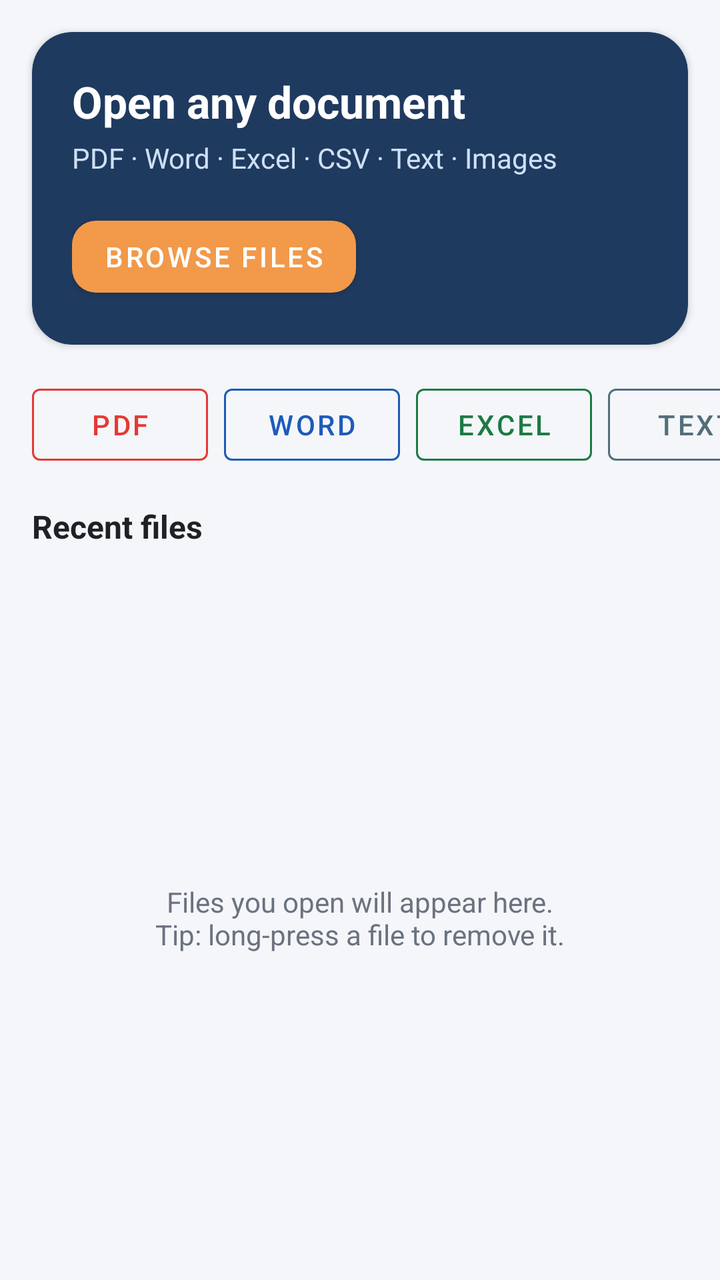
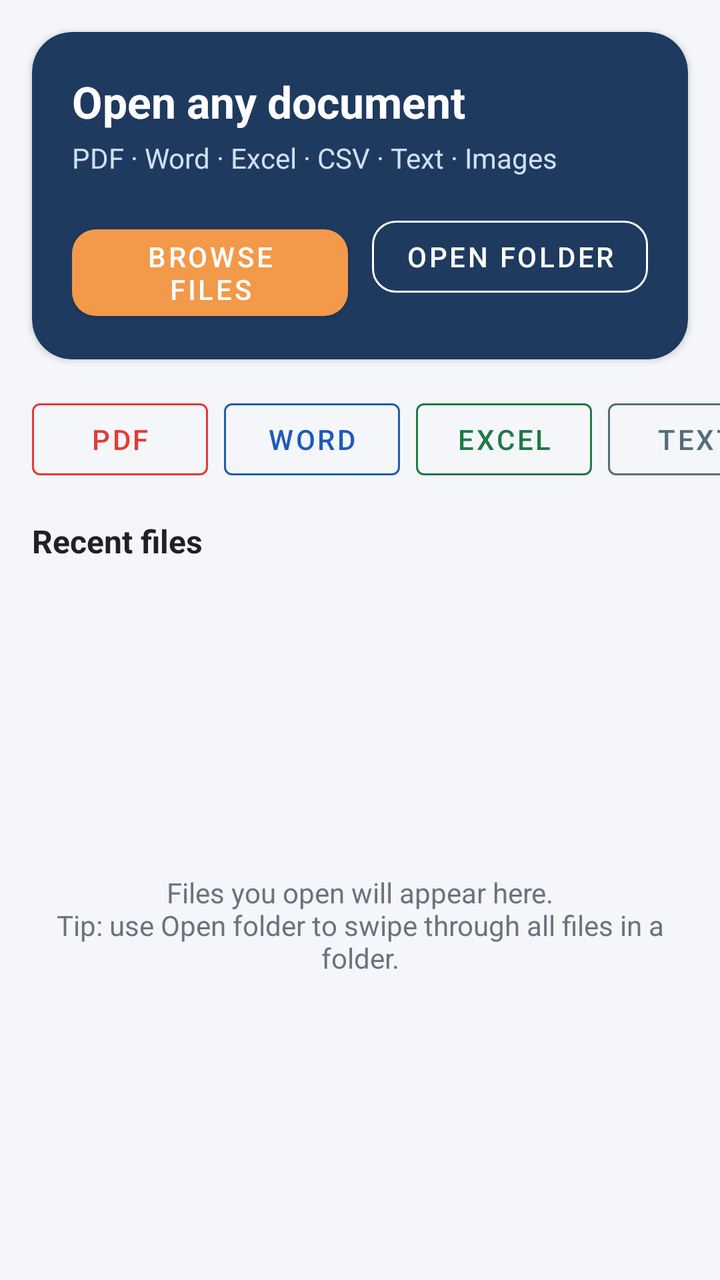

Compare the two renders of this Android layout. The source of the first and the diff that turns it into the second are given below.
<!-- AndroidManifest.xml: application theme Theme.SahaReader -->
<!-- res/layout/activity_main.xml -->
<?xml version="1.0" encoding="utf-8"?>
<LinearLayout xmlns:android="http://schemas.android.com/apk/res/android"
    xmlns:app="http://schemas.android.com/apk/res-auto"
    android:layout_width="match_parent"
    android:layout_height="match_parent"
    android:background="@color/bg"
    android:orientation="vertical">

    <com.google.android.material.card.MaterialCardView
        android:layout_width="match_parent"
        android:layout_height="wrap_content"
        android:layout_margin="16dp"
        app:cardBackgroundColor="@color/primary"
        app:cardCornerRadius="20dp"
        app:cardElevation="2dp">

        <LinearLayout
            android:layout_width="match_parent"
            android:layout_height="wrap_content"
            android:orientation="vertical"
            android:padding="20dp">

            <TextView
                android:layout_width="wrap_content"
                android:layout_height="wrap_content"
                android:text="Open any document"
                android:textColor="#FFFFFF"
                android:textSize="22sp"
                android:textStyle="bold" />

            <TextView
                android:layout_width="wrap_content"
                android:layout_height="wrap_content"
                android:layout_marginTop="4dp"
                android:text="PDF · Word · Excel · CSV · Text · Images"
                android:textColor="#CFE0F5"
                android:textSize="14sp" />

            <com.google.android.material.button.MaterialButton
                android:id="@+id/btnOpen"
                android:layout_width="wrap_content"
                android:layout_height="wrap_content"
                android:layout_marginTop="16dp"
                android:text="Browse files"
                android:textColor="#FFFFFF"
                app:backgroundTint="@color/accent"
                app:cornerRadius="12dp" />
        </LinearLayout>
    </com.google.android.material.card.MaterialCardView>

    <HorizontalScrollView
        android:layout_width="match_parent"
        android:layout_height="wrap_content"
        android:clipToPadding="false"
        android:paddingStart="12dp"
        android:paddingEnd="12dp"
        android:scrollbars="none">

        <LinearLayout
            android:layout_width="wrap_content"
            android:layout_height="wrap_content"
            android:orientation="horizontal">

            <com.google.android.material.button.MaterialButton
                android:id="@+id/btnPdf"
                style="@style/Widget.MaterialComponents.Button.OutlinedButton"
                android:layout_width="wrap_content"
                android:layout_height="wrap_content"
                android:layout_marginHorizontal="4dp"
                android:text="PDF"
                android:textColor="@color/pdf"
                app:strokeColor="@color/pdf" />

            <com.google.android.material.button.MaterialButton
                android:id="@+id/btnWord"
                style="@style/Widget.MaterialComponents.Button.OutlinedButton"
                android:layout_width="wrap_content"
                android:layout_height="wrap_content"
                android:layout_marginHorizontal="4dp"
                android:text="Word"
                android:textColor="@color/word"
                app:strokeColor="@color/word" />

            <com.google.android.material.button.MaterialButton
                android:id="@+id/btnExcel"
                style="@style/Widget.MaterialComponents.Button.OutlinedButton"
                android:layout_width="wrap_content"
                android:layout_height="wrap_content"
                android:layout_marginHorizontal="4dp"
                android:text="Excel"
                android:textColor="@color/excel"
                app:strokeColor="@color/excel" />

            <com.google.android.material.button.MaterialButton
                android:id="@+id/btnText"
                style="@style/Widget.MaterialComponents.Button.OutlinedButton"
                android:layout_width="wrap_content"
                android:layout_height="wrap_content"
                android:layout_marginHorizontal="4dp"
                android:text="Text"
                android:textColor="@color/text"
                app:strokeColor="@color/text" />

            <com.google.android.material.button.MaterialButton
                android:id="@+id/btnImage"
                style="@style/Widget.MaterialComponents.Button.OutlinedButton"
                android:layout_width="wrap_content"
                android:layout_height="wrap_content"
                android:layout_marginHorizontal="4dp"
                android:text="Image"
                android:textColor="@color/image"
                app:strokeColor="@color/image" />
        </LinearLayout>
    </HorizontalScrollView>

    <TextView
        android:layout_width="wrap_content"
        android:layout_height="wrap_content"
        android:paddingStart="16dp"
        android:paddingTop="16dp"
        android:paddingEnd="16dp"
        android:paddingBottom="4dp"
        android:text="Recent files"
        android:textColor="#202124"
        android:textSize="16sp"
        android:textStyle="bold" />

    <FrameLayout
        android:layout_width="match_parent"
        android:layout_height="0dp"
        android:layout_weight="1">

        <androidx.recyclerview.widget.RecyclerView
            android:id="@+id/recentList"
            android:layout_width="match_parent"
            android:layout_height="match_parent" />

        <TextView
            android:id="@+id/emptyText"
            android:layout_width="match_parent"
            android:layout_height="match_parent"
            android:gravity="center"
            android:padding="24dp"
            android:text="Files you open will appear here.\nTip: long-press a file to remove it."
            android:textColor="#6B7280" />
    </FrameLayout>
</LinearLayout>
<!-- resources referenced by this layout -->
<resources>
  <color name="accent">#F2994A</color>
  <color name="bg">#F4F6F9</color>
  <color name="excel">#1D7A45</color>
  <color name="image">#8E24AA</color>
  <color name="pdf">#E53935</color>
  <color name="primary">#1F3A5F</color>
  <color name="text">#546E7A</color>
  <color name="word">#1E5BB8</color>
  <style name="Theme.SahaReader" parent="Theme.MaterialComponents.Light.DarkActionBar">
          <item name="colorPrimary">@color/primary</item>
          <item name="colorPrimaryVariant">@color/primary_dark</item>
          <item name="colorOnPrimary">@android:color/white</item>
          <item name="colorSecondary">@color/accent</item>
          <item name="colorOnSecondary">@android:color/white</item>
          <item name="android:windowBackground">@color/bg</item>
      </style>
  <color name="primary_dark">#152A45</color>
</resources>

<!-- the commit's change to res/layout/activity_main.xml (unified diff, before → after) -->
@@ -36,15 +36,48 @@
                 android:textColor="#CFE0F5"
                 android:textSize="14sp" />
 
-            <com.google.android.material.button.MaterialButton
-                android:id="@+id/btnOpen"
-                android:layout_width="wrap_content"
+            <LinearLayout
+                android:layout_width="match_parent"
                 android:layout_height="wrap_content"
                 android:layout_marginTop="16dp"
-                android:text="Browse files"
-                android:textColor="#FFFFFF"
-                app:backgroundTint="@color/accent"
-                app:cornerRadius="12dp" />
+                android:orientation="horizontal">
+
+                <com.google.android.material.button.MaterialButton
+                    android:id="@+id/btnOpen"
+                    android:layout_width="0dp"
+                    android:layout_height="wrap_content"
+                    android:layout_marginEnd="6dp"
+                    android:layout_weight="1"
+                    android:text="Browse files"
+                    android:textColor="#FFFFFF"
+                    app:backgroundTint="@color/accent"
+                    app:cornerRadius="12dp" />
+
+                <com.google.android.material.button.MaterialButton
+                    android:id="@+id/btnFolder"
+                    style="@style/Widget.MaterialComponents.Button.OutlinedButton"
+                    android:layout_width="0dp"
+                    android:layout_height="wrap_content"
+                    android:layout_marginStart="6dp"
+                    android:layout_weight="1"
+                    android:text="Open folder"
+                    android:textColor="#FFFFFF"
+                    app:cornerRadius="12dp"
+                    app:strokeColor="#FFFFFF" />
+            </LinearLayout>
+
+            <TextView
+                android:id="@+id/btnLastFolder"
+                android:layout_width="match_parent"
+                android:layout_height="wrap_content"
+                android:layout_marginTop="10dp"
+                android:background="?attr/selectableItemBackground"
+                android:ellipsize="middle"
+                android:maxLines="1"
+                android:paddingVertical="6dp"
+                android:textColor="#FFD7B0"
+                android:textSize="14sp"
+                android:visibility="gone" />
         </LinearLayout>
     </com.google.android.material.card.MaterialCardView>
 
@@ -141,7 +174,7 @@
             android:layout_height="match_parent"
             android:gravity="center"
             android:padding="24dp"
-            android:text="Files you open will appear here.\nTip: long-press a file to remove it."
+            android:text="Files you open will appear here.\nTip: use Open folder to swipe through all files in a folder."
             android:textColor="#6B7280" />
     </FrameLayout>
 </LinearLayout>
